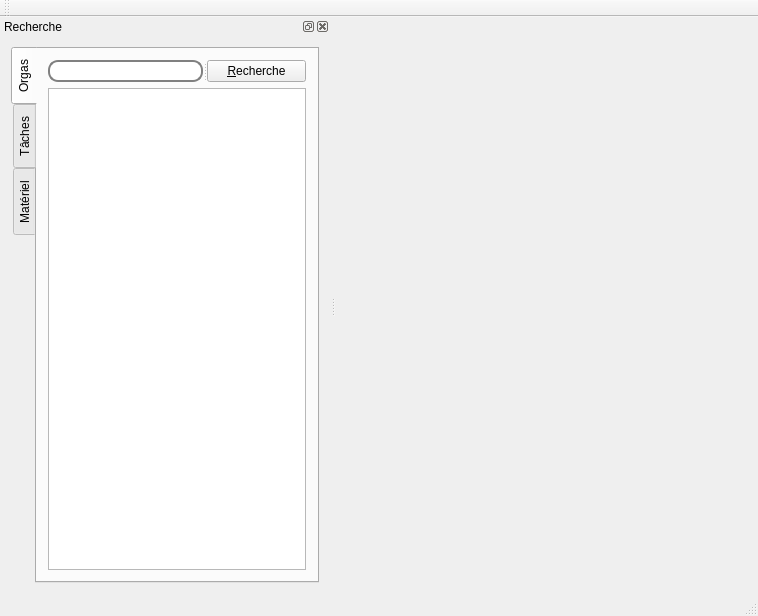
Above: ui/mainwindow.ui from padenot/PlanningMaker before the change. Below: the same form after it.
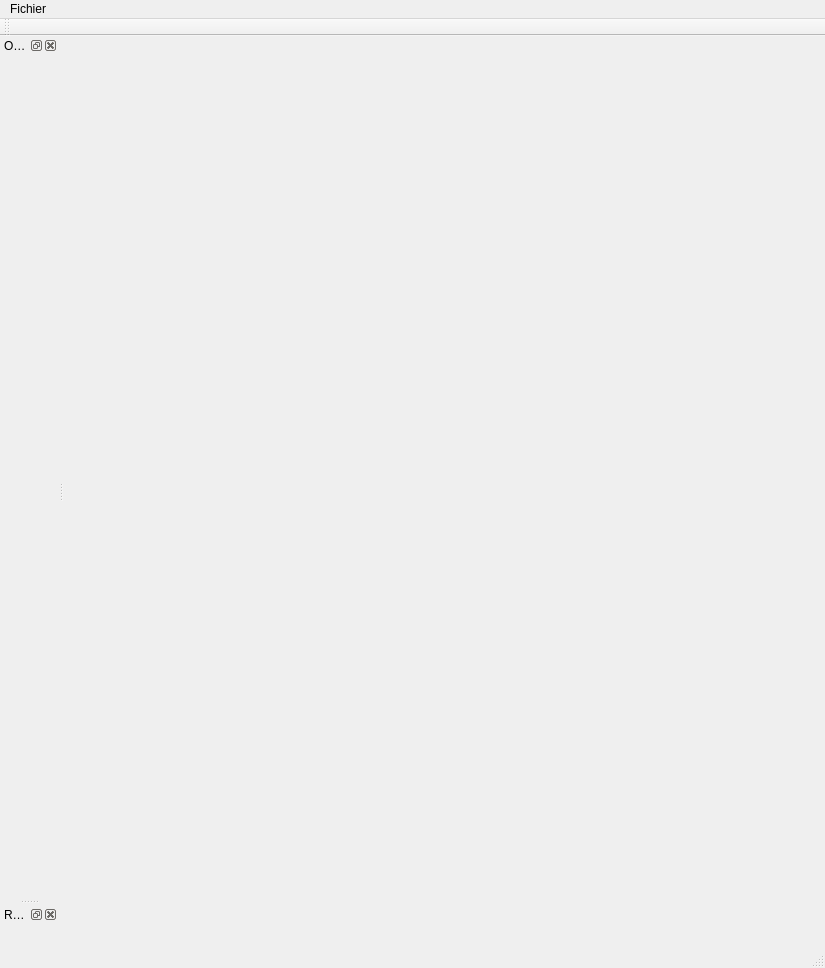
That is the form after the change. Custom widgets are drawn as their Qt base class.

Commit message: Consolidated Interface into docks

```diff
--- a/ui/mainwindow.ui
+++ b/ui/mainwindow.ui
@@ -6,29 +6,31 @@
    <rect>
     <x>0</x>
     <y>0</y>
-    <width>758</width>
-    <height>616</height>
+    <width>825</width>
+    <height>968</height>
    </rect>
   </property>
   <property name="windowTitle">
    <string>MainWindow</string>
   </property>
   <widget class="QWidget" name="centralWidget">
-   <layout class="QHBoxLayout" name="horizontalLayout">
-    <item>
-     <widget class="QStackedWidget" name="stackedWidget"/>
-    </item>
-   </layout>
+   <layout class="QHBoxLayout" name="horizontalLayout"/>
   </widget>
   <widget class="QMenuBar" name="menuBar">
    <property name="geometry">
     <rect>
      <x>0</x>
      <y>0</y>
-     <width>758</width>
-     <height>21</height>
+     <width>825</width>
+     <height>25</height>
     </rect>
    </property>
+   <widget class="QMenu" name="menuFichier">
+    <property name="title">
+     <string>Fichier</string>
+    </property>
+   </widget>
+   <addaction name="menuFichier"/>
   </widget>
   <widget class="QToolBar" name="mainToolBar">
    <attribute name="toolBarArea">
@@ -41,113 +43,69 @@
   <widget class="QStatusBar" name="statusBar"/>
   <widget class="QDockWidget" name="dockListPanel">
    <property name="sizePolicy">
-    <sizepolicy hsizetype="Expanding" vsizetype="Expanding">
+    <sizepolicy hsizetype="Preferred" vsizetype="Minimum">
      <horstretch>0</horstretch>
      <verstretch>0</verstretch>
     </sizepolicy>
    </property>
-   <property name="minimumSize">
-    <size>
-     <width>300</width>
-     <height>174</height>
-    </size>
-   </property>
    <property name="windowTitle">
-    <string>Recherche</string>
+    <string>Orga</string>
    </property>
    <attribute name="dockWidgetArea">
     <number>1</number>
    </attribute>
-   <widget class="QWidget" name="dockWidgetContents">
-    <layout class="QGridLayout" name="gridLayout">
-     <item row="0" column="0">
-      <widget class="QTabWidget" name="ongletsCategorie">
-       <property name="minimumSize">
-        <size>
-         <width>2</width>
-         <height>0</height>
-        </size>
+   <widget class="QWidget" name="dockWidgetContents_2">
+    <layout class="QHBoxLayout" name="horizontalLayout_2">
+     <item>
+      <widget class="orgaEditWidget" name="orgaEditWidget_1" native="true">
+       <property name="sizePolicy">
+        <sizepolicy hsizetype="Preferred" vsizetype="Minimum">
+         <horstretch>0</horstretch>
+         <verstretch>0</verstretch>
+        </sizepolicy>
        </property>
-       <property name="tabPosition">
-        <enum>QTabWidget::West</enum>
-       </property>
-       <property name="tabShape">
-        <enum>QTabWidget::Rounded</enum>
-       </property>
-       <property name="currentIndex">
-        <number>0</number>
-       </property>
-       <property name="movable">
-        <bool>false</bool>
-       </property>
-       <widget class="QWidget" name="Orgas">
-        <attribute name="title">
-         <string>Orgas</string>
-        </attribute>
-        <layout class="QGridLayout" name="gridLayout_2">
-         <item row="0" column="0">
-          <widget class="QSplitter" name="splitterOrga">
-           <property name="orientation">
-            <enum>Qt::Horizontal</enum>
-           </property>
-           <widget class="QLineEdit" name="champRechercheOrga">
-            <property name="sizePolicy">
-             <sizepolicy hsizetype="Expanding" vsizetype="Fixed">
-              <horstretch>0</horstretch>
-              <verstretch>2</verstretch>
-             </sizepolicy>
-            </property>
-            <property name="styleSheet">
-             <string notr="true">border-radius:10px;
-border: 2px solid gray;
-padding: 0 8px;
-selection-background-color: darkgray;</string>
-            </property>
-           </widget>
-           <widget class="QPushButton" name="bouttonRechercheOrga">
-            <property name="sizePolicy">
-             <sizepolicy hsizetype="Minimum" vsizetype="Minimum">
-              <horstretch>0</horstretch>
-              <verstretch>1</verstretch>
-             </sizepolicy>
-            </property>
-            <property name="text">
-             <string>&amp;Recherche</string>
-            </property>
-            <property name="flat">
-             <bool>false</bool>
-            </property>
-           </widget>
-          </widget>
-         </item>
-         <item row="1" column="0">
-          <widget class="QListWidget" name="listWidgetOrga"/>
-         </item>
-        </layout>
-       </widget>
-       <widget class="QWidget" name="tabTaches">
-        <attribute name="title">
-         <string>Tâches</string>
-        </attribute>
-       </widget>
-       <widget class="QWidget" name="tabMateriel">
-        <attribute name="title">
-         <string>Matériel</string>
-        </attribute>
-       </widget>
       </widget>
      </item>
     </layout>
    </widget>
   </widget>
+  <widget class="QDockWidget" name="orgaSelectDockWidget_3">
+   <property name="sizePolicy">
+    <sizepolicy hsizetype="Preferred" vsizetype="Maximum">
+     <horstretch>0</horstretch>
+     <verstretch>0</verstretch>
+    </sizepolicy>
+   </property>
+   <property name="windowTitle">
+    <string>Recherche</string>
+   </property>
+   <attribute name="dockWidgetArea">
+    <number>1</number>
+   </attribute>
+   <widget class="QWidget" name="dockWidgetContents_5">
+    <layout class="QHBoxLayout" name="horizontalLayout_3">
+     <item>
+      <widget class="orgaSelectWidget" name="orgaSelectWidget_2" native="true"/>
+     </item>
+    </layout>
+   </widget>
+  </widget>
  </widget>
  <layoutdefault spacing="6" margin="11"/>
- <tabstops>
-  <tabstop>bouttonRechercheOrga</tabstop>
-  <tabstop>listWidgetOrga</tabstop>
-  <tabstop>ongletsCategorie</tabstop>
-  <tabstop>champRechercheOrga</tabstop>
- </tabstops>
+ <customwidgets>
+  <customwidget>
+   <class>orgaEditWidget</class>
+   <extends>QWidget</extends>
+   <header>orgaeditwidget.h</header>
+   <container>1</container>
+  </customwidget>
+  <customwidget>
+   <class>orgaSelectWidget</class>
+   <extends>QWidget</extends>
+   <header>orgaselectwidget.h</header>
+   <container>1</container>
+  </customwidget>
+ </customwidgets>
  <resources/>
  <connections>
   <connection>
```
Left out of the diff: 21 changed lines with no effect on the pictures. The commit also changes 19 other files.
